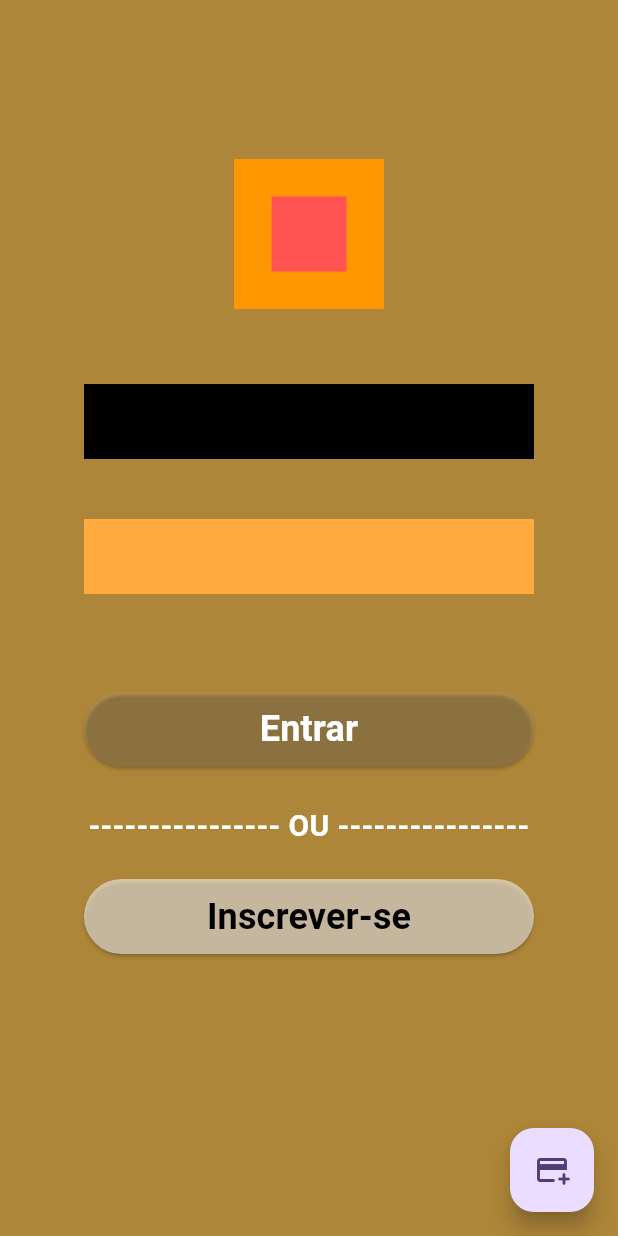
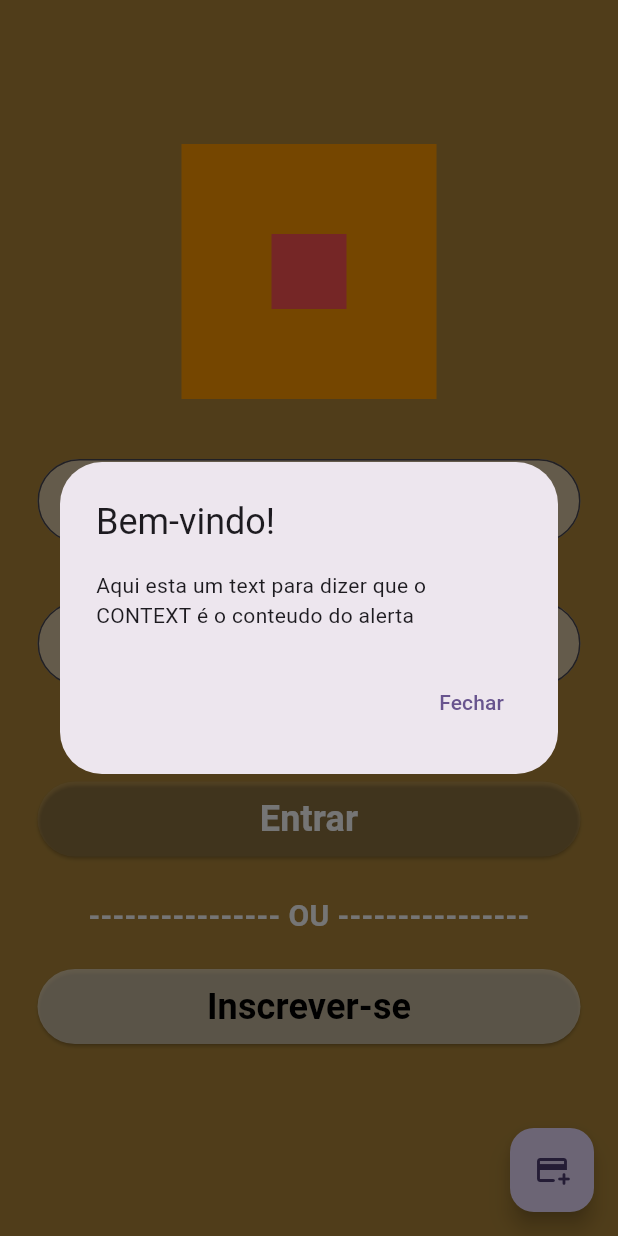
Before and after one commit to WillianChiquinato/Black_Brothers, a Flutter app: the screen it shows after launch, after a tap on the "add card" icon, on a phone screen of 412 x 824 dp. Run offline on Flutter 3.47's test engine with Material 3 defaults, Android fonts, the phone set to English and light mode, and no system bars.

Commit message:
CommitWill20.09

```diff
--- a/lib/main.dart
+++ b/lib/main.dart
@@ -16,7 +16,7 @@ class MyApp extends StatelessWidget {
         useMaterial3: true,
       ),
       //Home é o nosso BODY no Flutter.
-      //Stack, empilhar uma em cima da outra.
+      //Stack, empilhar uma em cima da outra.,
       //Um em cima do outro com stack, literalmente em forma de pilha
       home: Scaffold(
         appBar: AppBar(
@@ -25,19 +25,19 @@ class MyApp extends StatelessWidget {
         body: Container(
           //Filtrando a cor com o RGB, modelando com o fromARGB, mas nao da pra pegar a cor, tem que pegar externa
           color: Color.fromARGB(255, 174, 134, 57),
-          child: Column(
-            crossAxisAlignment: CrossAxisAlignment.center,
+          child: ListView(
+            scrollDirection: Axis.vertical,
             children: [
               // Vai ser da imagem
               Padding(
-                padding: const EdgeInsets.all(50.0),
+                padding: const EdgeInsets.all(40.0),
                 child: Stack(
                   alignment: AlignmentDirectional.center,
                   children: [
                     Container(
                       color: Colors.orange,
-                      height: 100,
-                      width: 100,
+                      height: 170,
+                      width: 170,
                     ),
                     Container(
                       color: Colors.redAccent,
@@ -47,8 +47,8 @@ class MyApp extends StatelessWidget {
                   ],
                 ),
               ),
-              InputUsuario(Colors.black),
-              InputUsuario(Colors.orangeAccent),
+              InputUsuario('Usuario'),
+              InputUsuario('Senha'),
               Padding(
                 padding: const EdgeInsets.all(25.0),
                 child: ElevatedButton(
@@ -58,7 +58,7 @@ class MyApp extends StatelessWidget {
                   onPressed: () {
                     print('Pressionou');
                   },
-                  child: Text(
+                  child: const Text(
                     'Entrar',
                     style: TextStyle(
                         color: Colors.white,
@@ -71,7 +71,7 @@ class MyApp extends StatelessWidget {
                 color: Color.fromARGB(255, 174, 134, 57),
                 height: 50,
                 width: 2000,
-                child: Text(
+                child: const Text(
                   '---------------- OU ----------------',
                   style: TextStyle(
                       color: Colors.white,
@@ -81,14 +81,16 @@ class MyApp extends StatelessWidget {
                 ),
               ),
               //Para o botao e o Text para adicinar texto e TEXSTYLE para estilizaçao
-              ElevatedButton(
+              Padding(
+                padding: const EdgeInsets.only(left: 25.0, right: 25.0),
+                child: ElevatedButton(
                   style: ElevatedButton.styleFrom(
                       minimumSize: Size(300, 50),
                       backgroundColor: Colors.white54),
                   onPressed: () {
                     print('Pressionou');
                   },
-                child: Text(
+                  child: const Text(
                     'Inscrever-se',
                     style: TextStyle(
                         color: Colors.black,
@@ -96,39 +98,81 @@ class MyApp extends StatelessWidget {
                         fontWeight: FontWeight.bold),
                   ),
                 ),
+              ),
             ],
           ),
         ),
-        floatingActionButton: FloatingActionButton(
-          onPressed: () {},
-          child: Icon(Icons.add_card_rounded),
-        ),
+        floatingActionButton: AlertaEntrar(text: 'Ola'),
       ),
     );
   }
 }
 
 //StatelessWidget para tarefas repetitivas.
-//Voce pode fazer um layout inteiro e so chamar a funcao aonde vc quer, muito util para Containers com muitos detalhes.
-//Um widget que vc pode modelar a vontade, com o msm codigo, e depois ficar reutilizando.
-class InputUsuario extends StatelessWidget {
-  //Criando uma variavel para separar cada Container pelo o que eu quero (Especificando cada Container).
-  //Pode ser o que vc quiser, String, int qualquer variavel.
-  //Nesse caso usei Color para mudar a cor de fundo, ai so referenciar a variavel aonde quer e completar o parametro na chamada da funcao.
-  final Color nomeCaminho;
-  const InputUsuario(this.nomeCaminho, {super.key});
+//Estatico, sem mudanca de valores, sem atualizar na tela
+class InputUsuario extends StatefulWidget {
+  final String nomePlaceholder;
+
+  const InputUsuario(this.nomePlaceholder, {super.key});
+
+  @override
+  State<InputUsuario> createState() => _InputUsuarioState();
+}
+
+class _InputUsuarioState extends State<InputUsuario> {
+  @override
+  Widget build(BuildContext context) {
+    return Padding(
+        padding: const EdgeInsets.only(bottom: 35.0, left: 25.0, right: 25.0),
+        child: Container(
+          width: 330,
+          height: 60,
+          child: TextField(
+            decoration: InputDecoration(
+              hintText: widget.nomePlaceholder,
+              filled: true,
+              fillColor: Colors.white54,
+              border: const OutlineInputBorder(
+                borderRadius: BorderRadius.all(Radius.circular(30)),
+              ),
+            ),
+          ),
+        ));
+  }
+}
+
+class AlertaEntrar extends StatelessWidget {
+  final String text;
+
+  AlertaEntrar({required this.text});
+
+  void _showPopup(BuildContext context, String nomePlaceholder) {
+    showDialog(
+      context: context,
+      builder: (BuildContext context) {
+        return AlertDialog(
+          title: Text("Bem-vindo!"),
+          content: Text("Aqui esta um text para dizer que o CONTEXT é o conteudo do alerta"),
+          actions: <Widget>[
+            TextButton(
+              child: Text("Fechar"),
+              onPressed: () {
+                Navigator.of(context).pop(); // Fecha o popup
+              },
+            ),
+          ],
+        );
+      },
+    );
+  }
 
   @override
   Widget build(BuildContext context) {
-    return Padding(
-      padding: const EdgeInsets.only(bottom: 40.0),
-      child: Stack(alignment: AlignmentDirectional.center, children: [
-        Container(
-          color: nomeCaminho,
-          height: 50,
-          width: 300,
-        ),
-      ]),
+    return FloatingActionButton(
+      onPressed: () {
+        _showPopup(context, '$text');
+      },
+      child: Icon(Icons.add_card_rounded),
     );
   }
 }
```
Also changed, not shown: lib/codigoMorto.dart (+28 -0 lines). Lines whose indentation alone changed are shown as unchanged.
